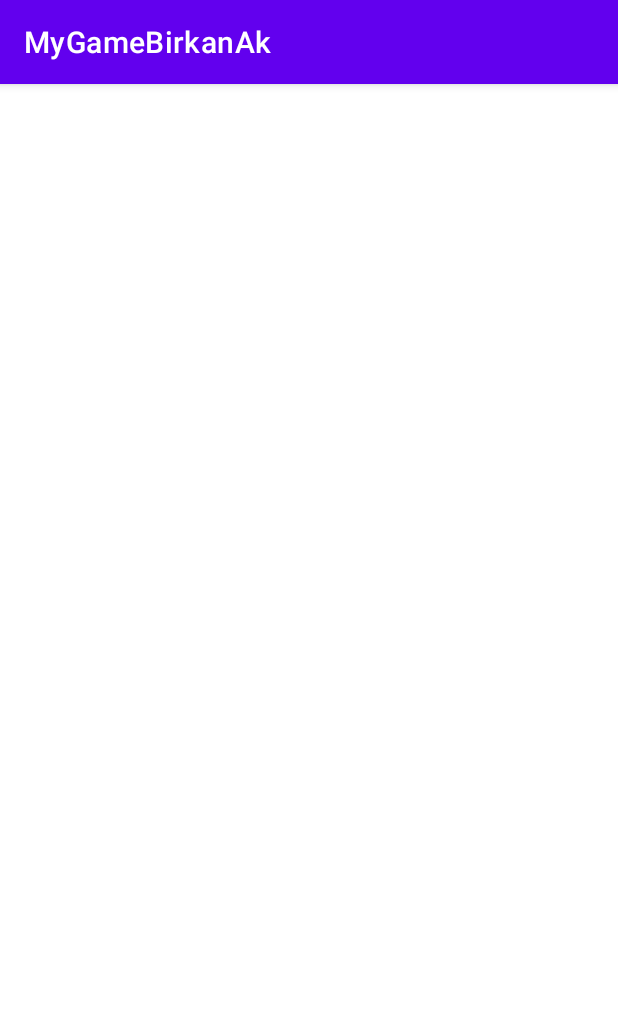
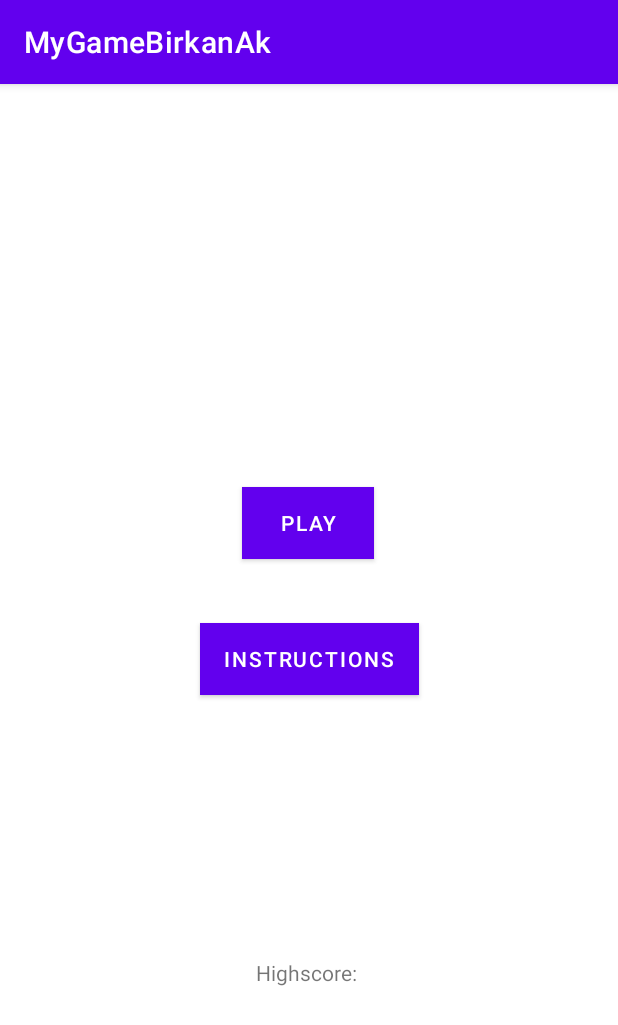
Before and after one commit to BirkanAk/MyGameBirkanAk, an Android app: the screen it shows after launch (MainActivity before the commit, SplashScreen after it), on a phone screen of 412 x 824 dp. Shown: the top 1025 px of the screen. Run offline under Robolectric (Android 15) with nearby library versions, the phone set to English and light mode, and no system bars; plain views replace MaterialListView.

Commit message:
Added SplashScreen, TO DO: Add Instructions and fill in the .java file.

```diff
--- a/app/src/main/AndroidManifest.xml
+++ b/app/src/main/AndroidManifest.xml
@@ -9,13 +9,16 @@
         android:roundIcon="@mipmap/ic_launcher_round"
         android:supportsRtl="true"
         android:theme="@style/Theme.MyGameBirkanAk">
-        <activity android:name=".MainActivity">
+        <activity android:name=".SplashScreen">
             <intent-filter>
                 <action android:name="android.intent.action.MAIN" />
 
                 <category android:name="android.intent.category.LAUNCHER" />
             </intent-filter>
         </activity>
+        <activity android:name=".MainActivity">
+
+        </activity>
     </application>
 
 </manifest>
--- a/app/src/main/java/com/example/mygamebirkanak/MainActivity.java
+++ b/app/src/main/java/com/example/mygamebirkanak/MainActivity.java
@@ -32,23 +32,6 @@ public class MainActivity extends AppCompatActivity {
         }
     }
 
-    private void createCharacter(final Characters c) {
-        Card charactercard=new Card.Builder(this).withProvider(new CardProvider()).setLayout(R.layout.material_basic_image_buttons_card_layout).setTitle(c.getName()).setTitleGravity(Gravity.END).setDescription(c.getDescription()+"\n\n"+ "Strength:"+c.getStrength()+"\n"+ "Intelligence:"+c.getIntelligence()+"\n"+ "Agility:"+c.getAgility()+"\n"+ "Crafting:"+c.getCrafting()+"\n"+ "Charisma:"+c.getCharisma()).setDescriptionGravity(Gravity.END).setDrawable(c.getImage()).setDrawableConfiguration(new CardProvider.OnImageConfigListener() {
-            @Override
-            public void onImageConfigure(@NonNull RequestCreator requestCreator) {
-                requestCreator.resize(150,250);
-            }
-        })
-                .addAction(R.id.left_text_button,new TextViewAction(this).setText("Pick "+c.getName()).setTextResourceColor(R.color.orange_button).setListener(new OnActionClickListener() {
-                    @Override
-                    public void onActionClicked(View view, Card card) {
-                        Toast.makeText(getApplicationContext(), "Picked Character: " +c.getName(), Toast.LENGTH_SHORT).show();
-                    }
-                }))
-                .endConfig().build();
-
-        materialListView.getAdapter().add(charactercard);
-    }
 
     private Characters[] getData() {
 
@@ -79,6 +62,23 @@ public class MainActivity extends AppCompatActivity {
         return  characters;
     }
 
+    private void createCharacter(final Characters c) {
+        Card charactercard=new Card.Builder(this).withProvider(new CardProvider()).setLayout(R.layout.material_basic_image_buttons_card_layout).setTitle(c.getName()).setTitleGravity(Gravity.END).setDescription(c.getDescription()+"\n\n"+ "Strength:"+c.getStrength()+"\n"+ "Intelligence:"+c.getIntelligence()+"\n"+ "Agility:"+c.getAgility()+"\n"+ "Crafting:"+c.getCrafting()+"\n"+ "Charisma:"+c.getCharisma()).setDescriptionGravity(Gravity.END).setDrawable(c.getImage()).setDrawableConfiguration(new CardProvider.OnImageConfigListener() {
+            @Override
+            public void onImageConfigure(@NonNull RequestCreator requestCreator) {
+                requestCreator.resize(150,250);
+            }
+        })
+                .addAction(R.id.left_text_button,new TextViewAction(this).setText("Pick "+c.getName()).setTextResourceColor(R.color.orange_button).setListener(new OnActionClickListener() {
+                    @Override
+                    public void onActionClicked(View view, Card card) {
+                        Toast.makeText(getApplicationContext(), "Picked Character: " +c.getName(), Toast.LENGTH_SHORT).show();
+                    }
+                }))
+                .endConfig().build();
+
+        materialListView.getAdapter().add(charactercard);
+    }
 
 
 }
--- /dev/null
+++ b/app/src/main/java/com/example/mygamebirkanak/SplashScreen.java
@@ -0,0 +1,16 @@
+package com.example.mygamebirkanak;
+
+import androidx.appcompat.app.AppCompatActivity;
+
+import android.os.Bundle;
+
+public class SplashScreen extends AppCompatActivity {
+
+    @Override
+    protected void onCreate(Bundle savedInstanceState) {
+        super.onCreate(savedInstanceState);
+        setContentView(R.layout.activity_splash_screen);
+
+
+    }
+}
--- /dev/null
+++ b/app/src/main/res/layout/activity_splash_screen.xml
@@ -0,0 +1,44 @@
+<?xml version="1.0" encoding="utf-8"?>
+<androidx.constraintlayout.widget.ConstraintLayout xmlns:android="http://schemas.android.com/apk/res/android"
+    xmlns:app="http://schemas.android.com/apk/res-auto"
+    xmlns:tools="http://schemas.android.com/tools"
+    android:layout_width="match_parent"
+    android:layout_height="match_parent"
+    tools:context=".SplashScreen">
+
+    <Button
+        android:id="@+id/play_button"
+        android:layout_width="wrap_content"
+        android:layout_height="wrap_content"
+        android:text="PLAY"
+        app:layout_constraintBottom_toBottomOf="parent"
+        android:background="@android:color/holo_green_light"
+        app:layout_constraintEnd_toEndOf="parent"
+        app:layout_constraintHorizontal_bias="0.498"
+        app:layout_constraintStart_toStartOf="parent"
+        app:layout_constraintTop_toTopOf="parent"
+        app:layout_constraintVertical_bias="0.373" />
+
+    <Button
+        android:id="@+id/instruction_button"
+        android:layout_width="wrap_content"
+        android:layout_height="wrap_content"
+        android:background="@android:color/holo_blue_dark"
+        android:text="INSTRUCTIONS"
+        app:layout_constraintBottom_toBottomOf="parent"
+        app:layout_constraintEnd_toEndOf="parent"
+        app:layout_constraintStart_toStartOf="parent"
+        app:layout_constraintTop_toTopOf="parent"
+        app:layout_constraintVertical_bias="0.499" />
+
+    <TextView
+        android:id="@+id/textView"
+        android:layout_width="wrap_content"
+        android:layout_height="wrap_content"
+        android:text="Highscore: "
+        app:layout_constraintBottom_toBottomOf="parent"
+        app:layout_constraintEnd_toEndOf="parent"
+        app:layout_constraintStart_toStartOf="parent"
+        app:layout_constraintTop_toTopOf="parent"
+        app:layout_constraintVertical_bias="0.778" />
+</androidx.constraintlayout.widget.ConstraintLayout>
```
